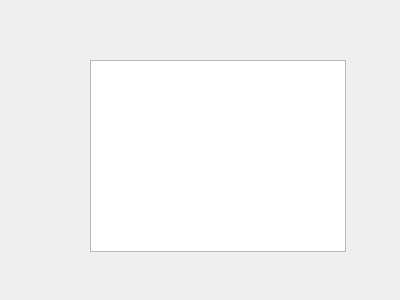
Before: the Qt Designer form activities.ui in AdriannaUrbanska/CalendarApp, drawn with Qt 5.
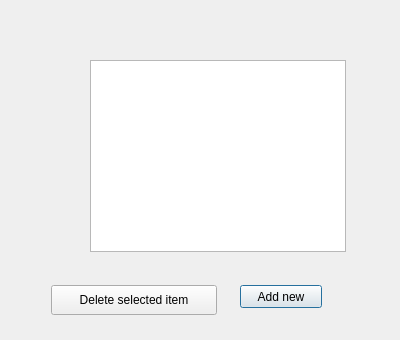
After: the same form once the commit is applied.

```diff
--- a/activities.ui
+++ b/activities.ui
@@ -7,7 +7,7 @@
     <x>0</x>
     <y>0</y>
     <width>400</width>
-    <height>300</height>
+    <height>340</height>
    </rect>
   </property>
   <property name="windowTitle">
@@ -23,6 +23,32 @@
     </rect>
    </property>
   </widget>
+  <widget class="QPushButton" name="add_new">
+   <property name="geometry">
+    <rect>
+     <x>240</x>
+     <y>285</y>
+     <width>82</width>
+     <height>23</height>
+    </rect>
+   </property>
+   <property name="text">
+    <string>Add new</string>
+   </property>
+  </widget>
+  <widget class="QPushButton" name="delete_">
+   <property name="geometry">
+    <rect>
+     <x>51</x>
+     <y>285</y>
+     <width>166</width>
+     <height>30</height>
+    </rect>
+   </property>
+   <property name="text">
+    <string>Delete selected item</string>
+   </property>
+  </widget>
  </widget>
  <resources/>
  <connections/>
```
